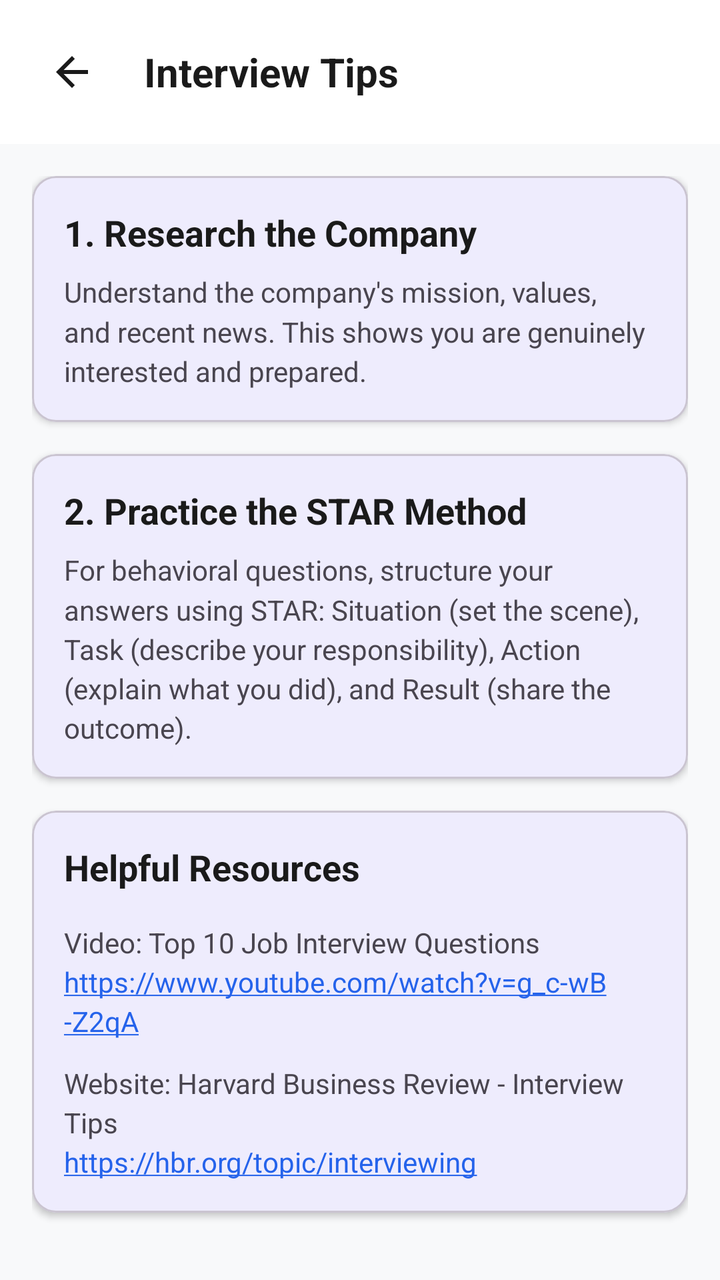
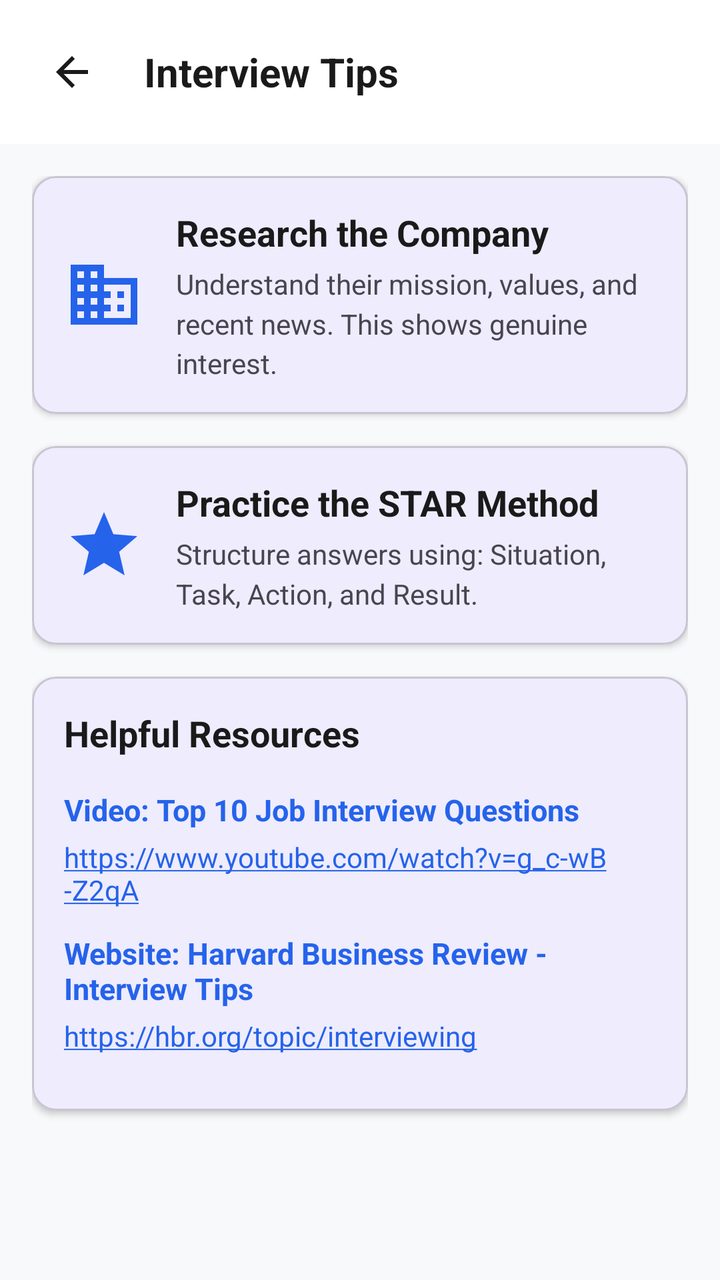

The first picture is an Android layout as it rendered before a commit; the second is the same layout after the commit. The layout source and the unified diff follow.
<!-- AndroidManifest.xml: application theme Theme.WorkWiseSA -->
<!-- res/layout/activity_interview_tips.xml -->
<?xml version="1.0" encoding="utf-8"?>
<LinearLayout
    xmlns:android="http://schemas.android.com/apk/res/android"
    xmlns:app="http://schemas.android.com/apk/res-auto"
    xmlns:tools="http://schemas.android.com/tools"
    android:layout_width="match_parent"
    android:layout_height="match_parent"
    android:orientation="vertical"
    android:background="#F8F9FA">

    
    <com.google.android.material.appbar.MaterialToolbar
        android:id="@+id/toolbar"
        android:layout_width="match_parent"
        android:layout_height="wrap_content"
        android:background="#FFFFFF"
        android:elevation="4dp"
        app:contentInsetStart="0dp">

        <RelativeLayout
            android:layout_width="match_parent"
            android:layout_height="wrap_content"
            android:padding="16dp">

            <ImageButton
                android:id="@+id/backButton"
                android:layout_width="40dp"
                android:layout_height="40dp"
                android:background="?attr/selectableItemBackgroundBorderless"
                android:src="@drawable/baselinearrowback24"
                app:tint="#1A1A1A"
                android:layout_centerVertical="true"
                android:layout_alignParentStart="true"
                android:contentDescription="Back" />

            <TextView
                android:id="@+id/headerTitle"
                android:layout_width="wrap_content"
                android:layout_height="wrap_content"
                android:layout_toEndOf="@id/backButton"
                android:layout_marginStart="16dp"
                android:text="Interview Tips"
                android:textColor="#1A1A1A"
                android:textSize="20sp"
                android:textStyle="bold"
                android:layout_centerVertical="true" />
        </RelativeLayout>
    </com.google.android.material.appbar.MaterialToolbar>

    <androidx.core.widget.NestedScrollView
        android:layout_width="match_parent"
        android:layout_height="match_parent">

        <LinearLayout
            android:layout_width="match_parent"
            android:layout_height="wrap_content"
            android:orientation="vertical"
            android:padding="16dp">

            
            <com.google.android.material.card.MaterialCardView
                android:layout_width="match_parent"
                android:layout_height="wrap_content"
                app:cardCornerRadius="12dp"
                app:cardElevation="2dp"
                android:layout_marginBottom="16dp">

                <LinearLayout
                    android:layout_width="match_parent"
                    android:layout_height="wrap_content"
                    android:orientation="vertical"
                    android:padding="16dp">

                    <TextView
                        android:layout_width="wrap_content"
                        android:layout_height="wrap_content"
                        android:text="1. Research the Company"
                        android:textSize="18sp"
                        android:textStyle="bold"
                        android:textColor="#1A1A1A"
                        android:layout_marginBottom="8dp"/>

                    <TextView
                        android:layout_width="wrap_content"
                        android:layout_height="wrap_content"
                        android:text="Understand the company's mission, values, and recent news. This shows you are genuinely interested and prepared."
                        android:textSize="14sp"
                        android:lineSpacingMultiplier="1.2"/>
                </LinearLayout>
            </com.google.android.material.card.MaterialCardView>

            
            <com.google.android.material.card.MaterialCardView
                android:layout_width="match_parent"
                android:layout_height="wrap_content"
                app:cardCornerRadius="12dp"
                app:cardElevation="2dp"
                android:layout_marginBottom="16dp">

                <LinearLayout
                    android:layout_width="match_parent"
                    android:layout_height="wrap_content"
                    android:orientation="vertical"
                    android:padding="16dp">

                    <TextView
                        android:layout_width="wrap_content"
                        android:layout_height="wrap_content"
                        android:text="2. Practice the STAR Method"
                        android:textSize="18sp"
                        android:textStyle="bold"
                        android:textColor="#1A1A1A"
                        android:layout_marginBottom="8dp"/>

                    <TextView
                        android:layout_width="wrap_content"
                        android:layout_height="wrap_content"
                        android:text="For behavioral questions, structure your answers using STAR: Situation (set the scene), Task (describe your responsibility), Action (explain what you did), and Result (share the outcome)."
                        android:textSize="14sp"
                        android:lineSpacingMultiplier="1.2"/>
                </LinearLayout>
            </com.google.android.material.card.MaterialCardView>

            
            <com.google.android.material.card.MaterialCardView
                android:layout_width="match_parent"
                android:layout_height="wrap_content"
                app:cardCornerRadius="12dp"
                app:cardElevation="2dp"
                android:layout_marginBottom="16dp">

                <LinearLayout
                    android:layout_width="match_parent"
                    android:layout_height="wrap_content"
                    android:orientation="vertical"
                    android:padding="16dp">

                    <TextView
                        android:layout_width="wrap_content"
                        android:layout_height="wrap_content"
                        android:text="Helpful Resources"
                        android:textSize="18sp"
                        android:textStyle="bold"
                        android:textColor="#1A1A1A"
                        android:layout_marginBottom="16dp"/>

                    <TextView
                        android:layout_width="wrap_content"
                        android:layout_height="wrap_content"
                        android:text="Video: Top 10 Job Interview Questions\nhttps://www.youtube.com/watch?v=g_c-wB-Z2qA"
                        android:textSize="14sp"
                        android:lineSpacingMultiplier="1.2"
                        android:autoLink="web"
                        android:layout_marginBottom="12dp"/>

                    <TextView
                        android:layout_width="wrap_content"
                        android:layout_height="wrap_content"
                        android:text="Website: Harvard Business Review - Interview Tips\nhttps://hbr.org/topic/interviewing"
                        android:textSize="14sp"
                        android:lineSpacingMultiplier="1.2"
                        android:autoLink="web"/>

                </LinearLayout>
            </com.google.android.material.card.MaterialCardView>

        </LinearLayout>
    </androidx.core.widget.NestedScrollView>
</LinearLayout>
<!-- resources referenced by this layout -->
<resources>
  <!-- drawable baselinearrowback24 (drawable) -->
  <?xml version="1.0" encoding="utf-8"?>
  <vector xmlns:android="http://schemas.android.com/apk/res/android"
      android:width="24dp"
      android:height="24dp"
      android:viewportWidth="24"
      android:viewportHeight="24">
      <path
          android:fillColor="@android:color/black"
          android:pathData="M20,11H7.83l5.59,-5.59L12,4l-8,8 8,8 1.41,-1.41L7.83,13H20v-2z"/>
  </vector>
  <style name="Theme.WorkWiseSA" parent="Theme.Material3.Light.NoActionBar">
          <item name="colorPrimary">@color/colorPrimary</item>
          <item name="colorOnPrimary">@color/colorOnPrimary</item>
          <item name="colorSecondary">@color/colorSecondary</item>
          <item name="android:statusBarColor">@color/colorPrimary</item>
          <item name="android:navigationBarColor">@color/colorPrimary</item>
  
          
          <item name="textInputStyle">@style/Widget.WorkWise.TextInputLayout</item>
      </style>
  <color name="colorPrimary">#2563EB</color>
  <color name="colorOnPrimary">#FFFFFF</color>
  <color name="colorSecondary">#0EA5E9</color>
  <style name="Widget.WorkWise.TextInputLayout" parent="Widget.Material3.TextInputLayout.OutlinedBox">
          <item name="boxBackgroundColor">@color/colorSurface</item>
          <item name="boxCornerRadiusTopStart">14dp</item>
          <item name="boxCornerRadiusTopEnd">14dp</item>
          <item name="boxCornerRadiusBottomStart">14dp</item>
          <item name="boxCornerRadiusBottomEnd">14dp</item>
      </style>
  <color name="colorSurface">#FFFFFF</color>
</resources>

<!-- the commit's change to res/layout/activity_interview_tips.xml (unified diff, before → after) -->
@@ -6,7 +6,8 @@
     android:layout_width="match_parent"
     android:layout_height="match_parent"
     android:orientation="vertical"
-    android:background="#F8F9FA">
+    android:background="#F8F9FA"
+    tools:context=".resources.InterviewTipsActivity">
 
     
     <com.google.android.material.appbar.MaterialToolbar
@@ -27,7 +28,7 @@
                 android:layout_width="40dp"
                 android:layout_height="40dp"
                 android:background="?attr/selectableItemBackgroundBorderless"
-                android:src="@drawable/baselinearrowback24"
+                android:src="@drawable/baseline_arrow_back_24"
                 app:tint="#1A1A1A"
                 android:layout_centerVertical="true"
                 android:layout_alignParentStart="true"
@@ -68,24 +69,80 @@
                 <LinearLayout
                     android:layout_width="match_parent"
                     android:layout_height="wrap_content"
-                    android:orientation="vertical"
-                    android:padding="16dp">
-
-                    <TextView
-                        android:layout_width="wrap_content"
-                        android:layout_height="wrap_content"
-                        android:text="1. Research the Company"
-                        android:textSize="18sp"
-                        android:textStyle="bold"
-                        android:textColor="#1A1A1A"
-                        android:layout_marginBottom="8dp"/>
-
-                    <TextView
-                        android:layout_width="wrap_content"
-                        android:layout_height="wrap_content"
-                        android:text="Understand the company's mission, values, and recent news. This shows you are genuinely interested and prepared."
-                        android:textSize="14sp"
-                        android:lineSpacingMultiplier="1.2"/>
+                    android:orientation="horizontal"
+                    android:padding="16dp"
+                    android:gravity="center_vertical">
+
+                    <ImageView
+                        android:layout_width="40dp"
+                        android:layout_height="40dp"
+                        android:src="@drawable/outline_business_24"
+                        app:tint="@color/colorPrimary"
+                        android:layout_marginEnd="16dp"/>
+
+                    <LinearLayout
+                        android:layout_width="match_parent"
+                        android:layout_height="wrap_content"
+                        android:orientation="vertical">
+                        <TextView
+                            android:layout_width="wrap_content"
+                            android:layout_height="wrap_content"
+                            android:text="Research the Company"
+                            android:textSize="18sp"
+                            android:textStyle="bold"
+                            android:textColor="#1A1A1A"
+                            android:layout_marginBottom="4dp"/>
+                        <TextView
+                            android:layout_width="wrap_content"
+                            android:layout_height="wrap_content"
+                            android:text="Understand their mission, values, and recent news. This shows genuine interest."
+                            android:textSize="14sp"
+                            android:lineSpacingMultiplier="1.2"/>
+                    </LinearLayout>
+                </LinearLayout>
+            </com.google.android.material.card.MaterialCardView>
+
+            
+            <com.google.android.material.card.MaterialCardView
+                android:layout_width="match_parent"
+                android:layout_height="wrap_content"
+                app:cardCornerRadius="12dp"
+                app:cardElevation="2dp"
+                android:layout_marginBottom="16dp">
+
+                <LinearLayout
+                    android:layout_width="match_parent"
+                    android:layout_height="wrap_content"
+                    android:orientation="horizontal"
+                    android:padding="16dp"
+                    android:gravity="center_vertical">
+
+                    <ImageView
+                        android:layout_width="40dp"
+                        android:layout_height="40dp"
+                        android:src="@drawable/outline_star_24"
+                        app:tint="@color/colorPrimary"
+                        android:layout_marginEnd="16dp"/>
+
+                    <LinearLayout
+                        android:layout_width="match_parent"
+                        android:layout_height="wrap_content"
+                        android:orientation="vertical">
+                        <TextView
+                            android:layout_width="wrap_content"
+                            android:layout_height="wrap_content"
+                            android:text="Practice the STAR Method"
+                            android:textSize="18sp"
+                            android:textStyle="bold"
+                            android:textColor="#1A1A1A"
+                            android:layout_marginBottom="4dp"/>
+                        <TextView
+                            android:layout_width="wrap_content"
+                            android:layout_height="wrap_content"
+                            android:text="Structure answers using: Situation, Task, Action, and Result."
+                            android:textSize="14sp"
+                            android:lineSpacingMultiplier="1.2"/>
+                    </LinearLayout>
                 </LinearLayout>
             </com.google.android.material.card.MaterialCardView>
 
@@ -106,38 +163,6 @@
                     <TextView
                         android:layout_width="wrap_content"
                         android:layout_height="wrap_content"
-                        android:text="2. Practice the STAR Method"
-                        android:textSize="18sp"
-                        android:textStyle="bold"
-                        android:textColor="#1A1A1A"
-                        android:layout_marginBottom="8dp"/>
-
-                    <TextView
-                        android:layout_width="wrap_content"
-                        android:layout_height="wrap_content"
-                        android:text="For behavioral questions, structure your answers using STAR: Situation (set the scene), Task (describe your responsibility), Action (explain what you did), and Result (share the outcome)."
-                        android:textSize="14sp"
-                        android:lineSpacingMultiplier="1.2"/>
-                </LinearLayout>
-            </com.google.android.material.card.MaterialCardView>
-
-            
-            <com.google.android.material.card.MaterialCardView
-                android:layout_width="match_parent"
-                android:layout_height="wrap_content"
-                app:cardCornerRadius="12dp"
-                app:cardElevation="2dp"
-                android:layout_marginBottom="16dp">
-
-                <LinearLayout
-                    android:layout_width="match_parent"
-                    android:layout_height="wrap_content"
-                    android:orientation="vertical"
-                    android:padding="16dp">
-
-                    <TextView
-                        android:layout_width="wrap_content"
-                        android:layout_height="wrap_content"
                         android:text="Helpful Resources"
                         android:textSize="18sp"
                         android:textStyle="bold"
@@ -147,19 +172,34 @@
                     <TextView
                         android:layout_width="wrap_content"
                         android:layout_height="wrap_content"
-                        android:text="Video: Top 10 Job Interview Questions\nhttps://www.youtube.com/watch?v=g_c-wB-Z2qA"
+                        android:text="Video: Top 10 Job Interview Questions"
+                        android:textColor="@color/colorPrimary"
+                        android:textSize="15sp"
+                        android:textStyle="bold"
+                        android:layout_marginBottom="4dp"/>
+                    <TextView
+                        android:layout_width="wrap_content"
+                        android:layout_height="wrap_content"
+                        android:text="https://www.youtube.com/watch?v=g_c-wB-Z2qA"
                         android:textSize="14sp"
-                        android:lineSpacingMultiplier="1.2"
                         android:autoLink="web"
                         android:layout_marginBottom="12dp"/>
 
                     <TextView
                         android:layout_width="wrap_content"
                         android:layout_height="wrap_content"
-                        android:text="Website: Harvard Business Review - Interview Tips\nhttps://hbr.org/topic/interviewing"
+                        android:text="Website: Harvard Business Review - Interview Tips"
+                        android:textColor="@color/colorPrimary"
+                        android:textSize="15sp"
+                        android:textStyle="bold"
+                        android:layout_marginBottom="4dp"/>
+                    <TextView
+                        android:layout_width="wrap_content"
+                        android:layout_height="wrap_content"
+                        android:text="https://hbr.org/topic/interviewing"
                         android:textSize="14sp"
-                        android:lineSpacingMultiplier="1.2"
-                        android:autoLink="web"/>
+                        android:autoLink="web"
+                        android:layout_marginBottom="12dp"/>
 
                 </LinearLayout>
             </com.google.android.material.card.MaterialCardView>
<!-- resource entries referenced after the edit -->
@@ -1,16 +1,5 @@
 <!-- resources referenced by this layout -->
 <resources>
-  <!-- drawable baselinearrowback24 (drawable) -->
-  <?xml version="1.0" encoding="utf-8"?>
-  <vector xmlns:android="http://schemas.android.com/apk/res/android"
-      android:width="24dp"
-      android:height="24dp"
-      android:viewportWidth="24"
-      android:viewportHeight="24">
-      <path
-          android:fillColor="@android:color/black"
-          android:pathData="M20,11H7.83l5.59,-5.59L12,4l-8,8 8,8 1.41,-1.41L7.83,13H20v-2z"/>
-  </vector>
   <style name="Theme.WorkWiseSA" parent="Theme.Material3.Light.NoActionBar">
           <item name="colorPrimary">@color/colorPrimary</item>
           <item name="colorOnPrimary">@color/colorOnPrimary</item>
@@ -22,6 +11,40 @@
           <item name="textInputStyle">@style/Widget.WorkWise.TextInputLayout</item>
       </style>
   <color name="colorPrimary">#2563EB</color>
+  <!-- drawable baseline_arrow_back_24 (drawable) -->
+  <vector xmlns:android="http://schemas.android.com/apk/res/android"
+      android:width="24dp"
+      android:height="24dp"
+      android:viewportWidth="24"
+      android:viewportHeight="24"
+      android:tint="?attr/colorControlNormal"
+      android:autoMirrored="true">
+      <path
+          android:fillColor="@android:color/white"
+          android:pathData="M20,11H7.83l5.59,-5.59L12,4l-8,8 8,8 1.41,-1.41L7.83,13H20v-2z"/>
+  </vector>
+  <!-- drawable outline_business_24 (drawable) -->
+  <vector xmlns:android="http://schemas.android.com/apk/res/android"
+      android:width="24dp"
+      android:height="24dp"
+      android:viewportWidth="24"
+      android:viewportHeight="24"
+      android:tint="?attr/colorControlNormal">
+      <path
+          android:fillColor="@android:color/white"
+          android:pathData="M12,7V3H2v18h20V7H12zM6,19H4v-2h2V19zM6,15H4v-2h2V15zM6,11H4V9h2V11zM6,7H4V5h2V7zM10,19H8v-2h2V19zM10,15H8v-2h2V15zM10,11H8V9h2V11zM10,7H8V5h2V7zM20,19h-8v-2h2v-2h-2v-2h2v-2h-2V9h8V19zM18,11h-2v2h2V11zM18,15h-2v2h2V15z"/>
+  </vector>
+  <!-- drawable outline_star_24 (drawable) -->
+  <vector xmlns:android="http://schemas.android.com/apk/res/android"
+      android:width="24dp"
+      android:height="24dp"
+      android:viewportWidth="24"
+      android:viewportHeight="24"
+      android:tint="?attr/colorControlNormal">
+      <path
+          android:fillColor="@android:color/white"
+          android:pathData="M12,17.27L18.18,21l-1.64,-7.03L22,9.24l-7.19,-0.61L12,2L9.19,8.63L2,9.24l5.46,4.73L5.82,21L12,17.27z"/>
+  </vector>
   <color name="colorOnPrimary">#FFFFFF</color>
   <color name="colorSecondary">#0EA5E9</color>
   <style name="Widget.WorkWise.TextInputLayout" parent="Widget.Material3.TextInputLayout.OutlinedBox">
